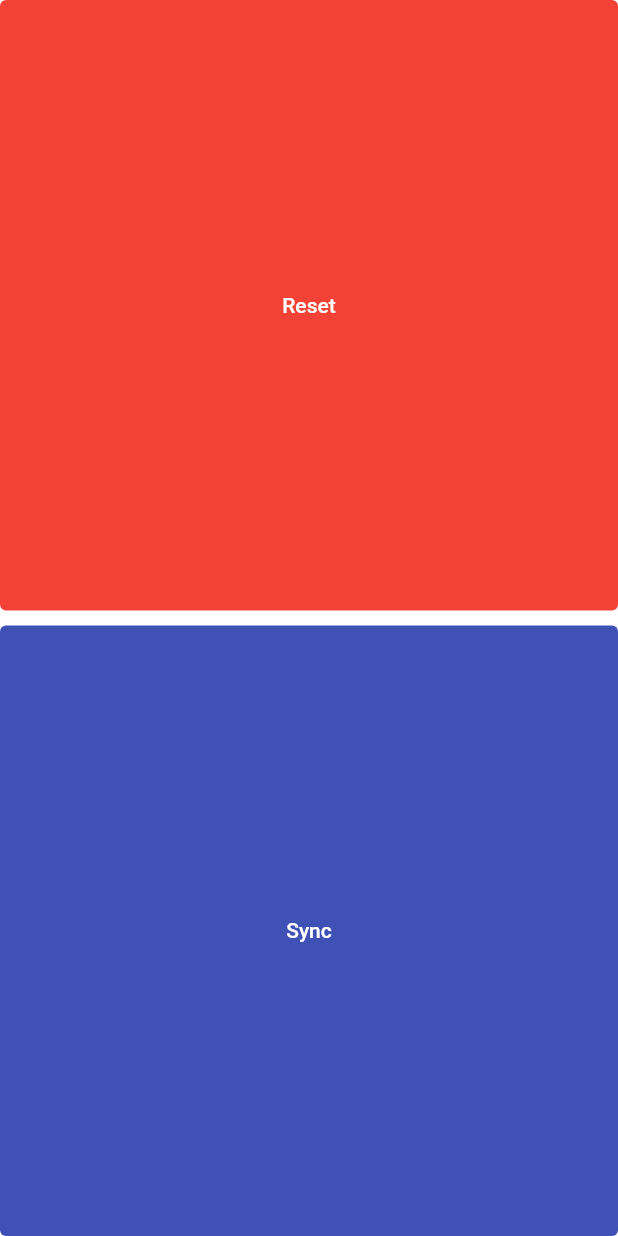
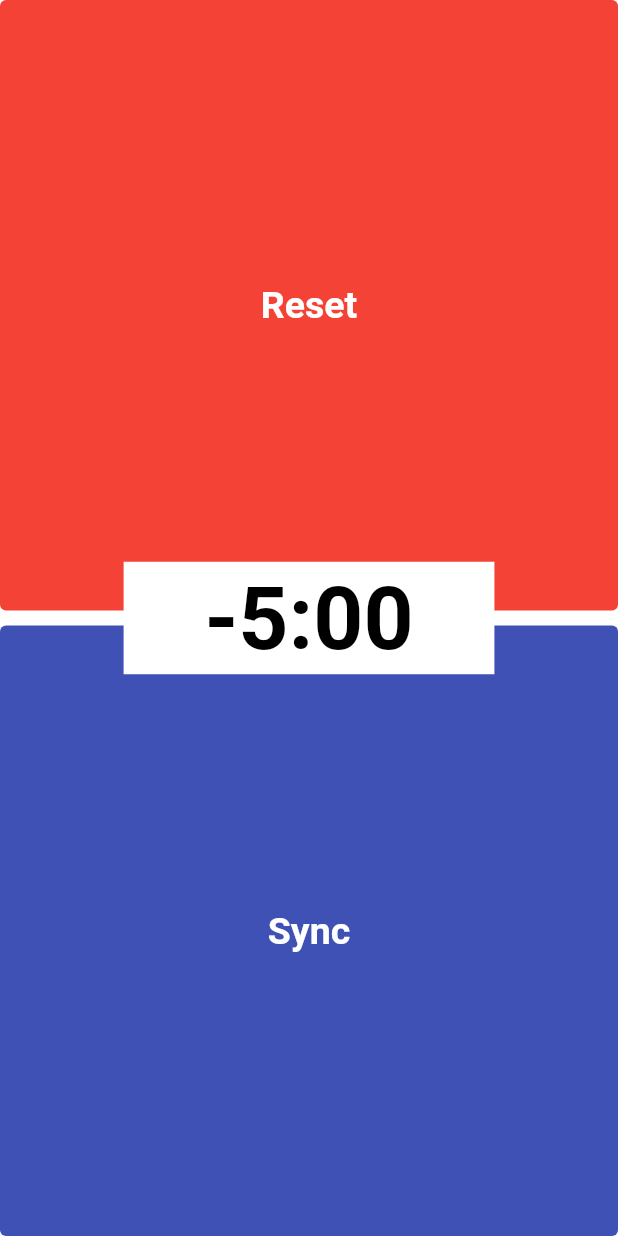
Before and after one commit to masus04/regatta-timer, a Flutter app: the screen it shows after launch, after a tap on "Start", on a phone screen of 412 x 824 dp. Run offline on Flutter 3.47's test engine with Material 2 defaults, Android fonts, the phone set to English and light mode, and no system bars; our stand-ins replace hooks_riverpod, numberpicker, vibration, wakelock.

Commit message:
Additional layout for timers

```diff
--- a/lib/components/layout.dart
+++ b/lib/components/layout.dart
@@ -27,7 +27,21 @@ class RegattaTimerLayout extends StatelessWidget {
             Expanded(child: bottomButton),
           ],
         ),
-        centerWidget,
+        Row(
+          mainAxisAlignment: MainAxisAlignment.center,
+          children: [
+            const Spacer(flex: 1),
+            Expanded(
+              flex: 3,
+              child: Container(
+                height: 75,
+                color: Colors.white,
+                child: centerWidget,
+              ),
+            ),
+            const Spacer(flex: 1),
+          ],
+        ),
       ],
     );
   }
--- /dev/null
+++ b/lib/components/timer.dart
@@ -0,0 +1,42 @@
+import 'package:flutter/material.dart';
+import 'package:regatta_timer/constants.dart';
+
+class Timer extends StatelessWidget {
+  final Duration time;
+
+  const Timer(this.time, {Key? key}) : super(key: key);
+
+  @override
+  Widget build(BuildContext context) {
+    return FittedBox(
+      fit: BoxFit.contain,
+      child: Padding(
+        padding: const EdgeInsets.all(1.0),
+        child: Text(
+          _formatDuration(time),
+          style: Theme.of(context).textTheme.bodyText2?.copyWith(
+            fontWeight: FontWeight.bold
+          ),
+        ),
+      ),
+    );
+  }
+}
+
+String _formatDuration(Duration duration) {
+  var hours = duration.inHours.abs();
+  var minutes = duration.inMinutes.remainder(60).abs();
+  var seconds = duration.inSeconds.remainder(60).abs();
+
+  String stringRep;
+  if (hours > 0) {
+    stringRep = hours.toString();
+    stringRep += ':${minutes.toString().padLeft(2, "0")}';
+  } else {
+    stringRep = minutes.toString();
+  }
+
+  stringRep += ':${seconds.toString().padLeft(2, "0")}';
+
+  return (duration.isNegative ? '-' : '+') + stringRep;
+}
--- a/lib/main.dart
+++ b/lib/main.dart
@@ -24,9 +24,10 @@ class RegattaTimer extends StatelessWidget {
           secondary: Colors.green,
           tertiary: Colors.red,
         ),
-        textTheme: Theme.of(context).textTheme.apply(
-          bodyColor: Colors.white,
-          displayColor: Colors.white,
+        textTheme: const TextTheme(
+          button: TextStyle(color: Colors.white, fontSize: 25, fontWeight: FontWeight.bold),
+          bodyText1: TextStyle(color: Colors.indigo),
+          bodyText2: TextStyle(color: Colors.black),
         ),
       ),
       initialRoute: Routes.setTimeRoute,
@@ -34,7 +35,7 @@ class RegattaTimer extends StatelessWidget {
         Routes.setTimeRoute: (context) => const SetTimeView(),
         Routes.preStartRoute: (context) => const PreStartView(),
         Routes.postStartRoute: (context) => const PostStartView(),
-        // Routes.setTimeRoute: (context) => const SettingsView(),
+        Routes.settingsRoute: (context) => const SettingsView(),
       },
     );
   }
--- a/lib/pre_start/pre_start_view.dart
+++ b/lib/pre_start/pre_start_view.dart
@@ -1,6 +1,7 @@
 import 'package:flutter/material.dart';
 import 'package:hooks_riverpod/hooks_riverpod.dart';
 import 'package:regatta_timer/components/layout.dart';
+import 'package:regatta_timer/components/timer.dart';
 
 class PreStartView extends HookConsumerWidget {
   const PreStartView({
@@ -62,6 +63,6 @@ class StartTimer extends HookConsumerWidget {
 
   @override
   Widget build(BuildContext context, WidgetRef ref) {
-    return Container();
+    return const Timer(Duration(minutes: -5));
   }
 }
--- /dev/null
+++ b/lib/providers/providers.dart
@@ -0,0 +1,6 @@
+import 'package:hooks_riverpod/hooks_riverpod.dart';
+
+final startTimeOptionIndexProvider = StateProvider<int>((ref) => 2);
+
+// Provides whether the app screen is locked and all buttons should be disabled
+final appLockProvider = StateProvider<bool>((ref) => false);
--- a/lib/set_time/set_time_view.dart
+++ b/lib/set_time/set_time_view.dart
@@ -2,6 +2,7 @@ import 'package:flutter/material.dart';
 import 'package:hooks_riverpod/hooks_riverpod.dart';
 import 'package:regatta_timer/components/layout.dart';
 import 'package:regatta_timer/constants.dart';
+import 'package:regatta_timer/set_time/time_selector.dart';
 
 class SetTimeView extends HookConsumerWidget {
   const SetTimeView({
@@ -63,6 +64,6 @@ class SetStartTimer extends HookConsumerWidget {
 
   @override
   Widget build(BuildContext context, WidgetRef ref) {
-    return Container();
+    return const TimeSelector();
   }
 }
--- /dev/null
+++ b/lib/set_time/time_selector.dart
@@ -0,0 +1,52 @@
+import 'package:flutter/material.dart';
+import 'package:hooks_riverpod/hooks_riverpod.dart';
+import 'package:regatta_timer/constants.dart';
+import 'package:regatta_timer/providers/providers.dart';
+import 'package:numberpicker/numberpicker.dart';
+
+class TimeSelector extends HookConsumerWidget {
+  const TimeSelector({Key? key}) : super(key: key);
+
+
+  @override
+  Widget build(BuildContext context, WidgetRef ref) {
+    return Container(
+      height: TimerOptions.fontSize * TimerOptions.numItems,
+      color: Colors.white,
+      child: Row(
+        mainAxisAlignment: MainAxisAlignment.center,
+        children: [
+          NumberPicker(
+            minValue: 0,
+            maxValue: startTimeOptions.length - 1,
+            value: 3,
+            onChanged: onChange(ref),
+            textStyle: Theme.of(context).textTheme.bodyText2?.copyWith(
+                fontSize: TimerOptions.fontSize * 0.5,
+                fontWeight: FontWeight.normal),
+            selectedTextStyle: Theme.of(context).textTheme.bodyText1?.copyWith(
+                  fontWeight: FontWeight.bold,
+                  fontSize: TimerOptions.fontSize,
+                ),
+            textMapper: (number) => '${startTimeOptions[int.parse(number)]}',
+            itemCount: 3,
+            itemHeight: TimerOptions.fontSize,
+            itemWidth: TimerOptions.fontSize * 2,
+          ),
+          Text(
+            "min",
+            style: Theme.of(context).textTheme.bodyText1?.copyWith(
+              fontSize: TimerOptions.fontSize,
+            ),
+          ),
+        ],
+      ),
+    );
+  }
+
+  onChange(WidgetRef ref) {
+    return (int newValue) {
+      // ref.watch(provider).state = newValue
+    };
+  }
+}
--- a/pubspec.yaml
+++ b/pubspec.yaml
@@ -12,6 +12,9 @@ dependencies:
   flutter:
     sdk: flutter
   hooks_riverpod: ^1.0.3
+  numberpicker: ^2.1.1
+  vibration: ^1.7.4-nullsafety.0
+  wakelock: ^0.6.1+2
 
 dev_dependencies:
   flutter_test:
```
Also changed, not shown: lib/constants.dart (+8 -0 lines), lib/post_start/post_start_view.dart (+18 -5 lines), lib/providers/timer_provider.dart (added, +159 -0 lines), pubspec.lock.
